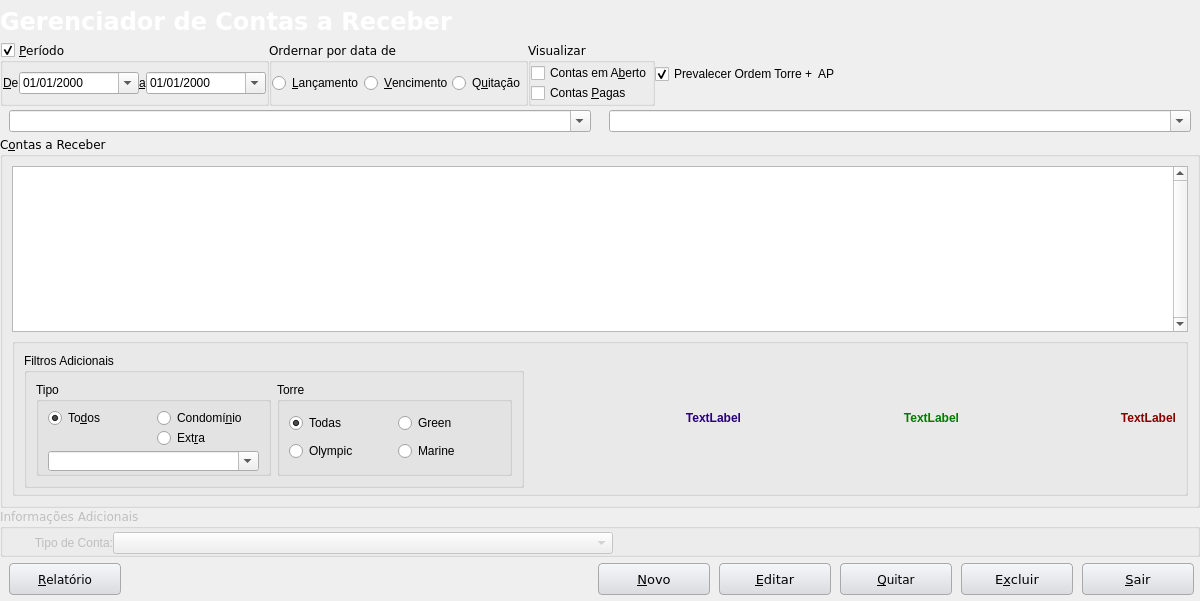
Old version of the form Projects/Blink/Plugins/financier/accounttoreceivemanager.ui in the repository MarcoBueno1/qrad.
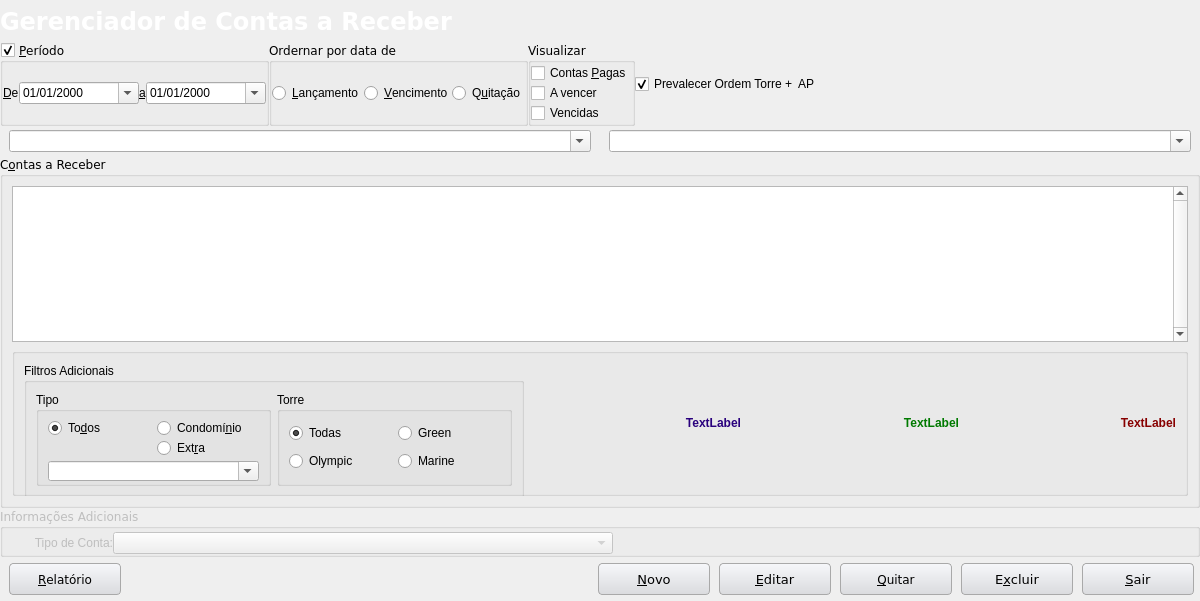
New version of the form. Icons and pictures are not drawn. Custom widgets are drawn as their Qt base class.

Commit message: [financier] Ajustado para logica de: Pago, a vencer e vencidas

Diff of the .ui file:
```diff
--- a/Projects/Blink/Plugins/financier/accounttoreceivemanager.ui
+++ b/Projects/Blink/Plugins/financier/accounttoreceivemanager.ui
@@ -1215,14 +1215,21 @@
         <property name="spacing">
          <number>0</number>
         </property>
-        <item row="0" column="0">
-         <widget class="QCheckBox" name="checkBoxAccountOpen">
-          <property name="text">
-           <string>Contas em A&amp;berto</string>
-          </property>
-         </widget>
-        </item>
         <item row="1" column="0">
+         <widget class="QCheckBox" name="checkBoxAccountOpen">
+          <property name="text">
+           <string>A vencer</string>
+          </property>
+         </widget>
+        </item>
+        <item row="2" column="0">
+         <widget class="QCheckBox" name="checkBoxVencidas">
+          <property name="text">
+           <string>Vencidas</string>
+          </property>
+         </widget>
+        </item>
+        <item row="0" column="0">
          <widget class="QCheckBox" name="checkBoxAccountPaid">
           <property name="text">
            <string>Contas &amp;Pagas</string>
```
Left out of the diff: 7 changed lines with no effect on the pictures. The commit also changes 11 other files.
